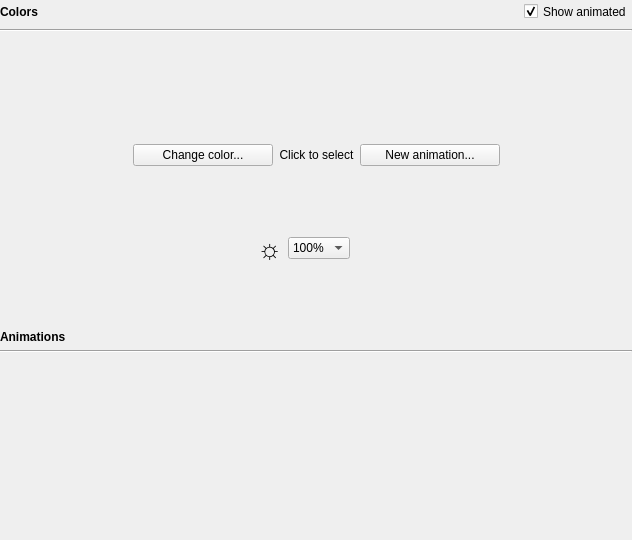
Before: the Qt Designer form src/gui/kblightwidget.ui in ckb-next/ckb-next, drawn with Qt 5.
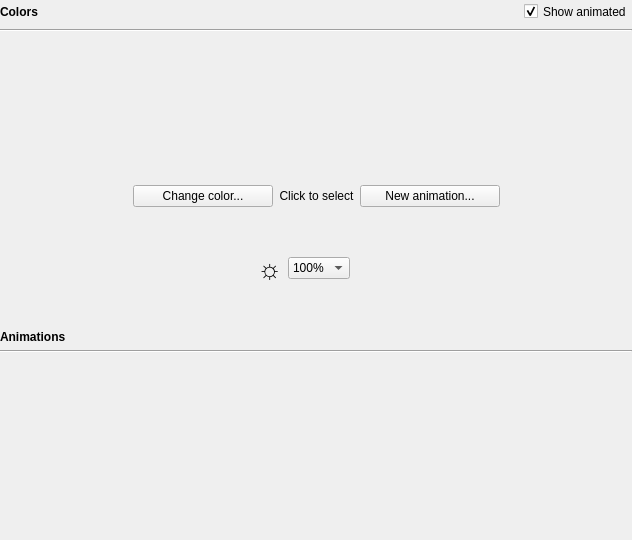
After: the same form once the commit is applied. Custom widgets are drawn as their Qt base class.

Patch:
```diff
--- a/src/gui/kblightwidget.ui
+++ b/src/gui/kblightwidget.ui
@@ -215,6 +215,9 @@
      <property name="orientation">
       <enum>Qt::Vertical</enum>
      </property>
+     <property name="sizeType">
+      <enum>QSizePolicy::Minimum</enum>
+     </property>
      <property name="sizeHint" stdset="0">
       <size>
        <width>20</width>
@@ -306,6 +309,9 @@
      <property name="orientation">
       <enum>Qt::Vertical</enum>
      </property>
+     <property name="sizeType">
+      <enum>QSizePolicy::Minimum</enum>
+     </property>
      <property name="sizeHint" stdset="0">
       <size>
        <width>20</width>
```
